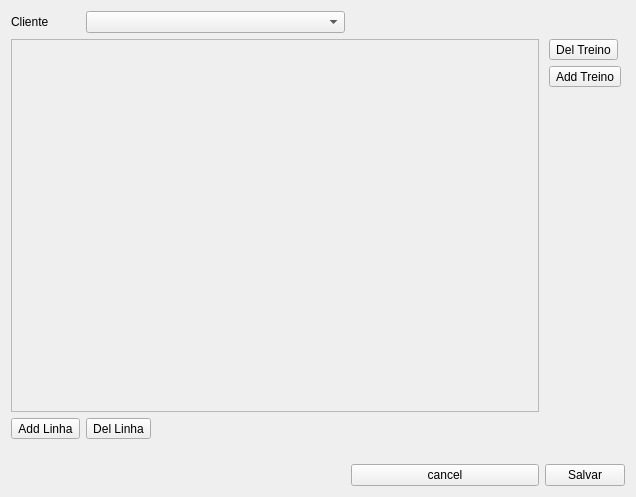
Before: the Qt Designer form ProgramaWindow.ui in luizafcamerini/ModelagemSoftware, drawn with Qt 5.
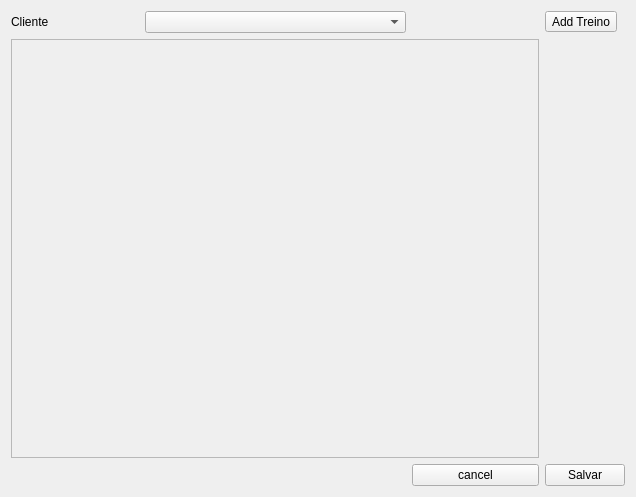
After: the same form once the commit is applied.

```diff
--- a/ProgramaWindow.ui
+++ b/ProgramaWindow.ui
@@ -26,6 +26,13 @@
        </property>
       </widget>
      </item>
+     <item row="0" column="4">
+      <widget class="QToolButton" name="add_treino">
+       <property name="text">
+        <string>Add Treino</string>
+       </property>
+      </widget>
+     </item>
      <item row="2" column="4">
       <spacer name="verticalSpacer">
        <property name="orientation">
@@ -39,38 +46,7 @@
        </property>
       </spacer>
      </item>
-     <item row="1" column="4">
-      <layout class="QGridLayout" name="gridLayout">
-       <item row="0" column="0">
-        <widget class="QToolButton" name="del_treino">
-         <property name="text">
-          <string>Del Treino</string>
-         </property>
-        </widget>
-       </item>
-       <item row="1" column="0">
-        <widget class="QToolButton" name="add_treino">
-         <property name="text">
-          <string>Add Treino</string>
-         </property>
-        </widget>
-       </item>
-      </layout>
-     </item>
-     <item row="4" column="4" rowspan="4">
-      <spacer name="verticalSpacer_2">
-       <property name="orientation">
-        <enum>Qt::Vertical</enum>
-       </property>
-       <property name="sizeHint" stdset="0">
-        <size>
-         <width>20</width>
-         <height>40</height>
-        </size>
-       </property>
-      </spacer>
-     </item>
-     <item row="8" column="0" colspan="3">
+     <item row="6" column="0" colspan="3">
       <spacer name="horizontalSpacer">
        <property name="orientation">
         <enum>Qt::Horizontal</enum>
@@ -83,48 +59,14 @@
        </property>
       </spacer>
      </item>
-     <item row="4" column="2" colspan="2">
-      <spacer name="horizontalSpacer_2">
-       <property name="orientation">
-        <enum>Qt::Horizontal</enum>
-       </property>
-       <property name="sizeHint" stdset="0">
-        <size>
-         <width>40</width>
-         <height>20</height>
-        </size>
-       </property>
-      </spacer>
-     </item>
-     <item row="4" column="0">
-      <widget class="QToolButton" name="add_linha">
-       <property name="text">
-        <string>Add Linha</string>
-       </property>
-      </widget>
-     </item>
-     <item row="8" column="3">
+     <item row="6" column="3">
       <widget class="QPushButton" name="cancel_button">
        <property name="text">
         <string>cancel</string>
        </property>
       </widget>
      </item>
-     <item row="8" column="4">
-      <widget class="QPushButton" name="salvar_button">
-       <property name="text">
-        <string>Salvar</string>
-       </property>
-      </widget>
-     </item>
-     <item row="4" column="1">
-      <widget class="QToolButton" name="del_linha">
-       <property name="text">
-        <string>Del Linha</string>
-       </property>
-      </widget>
-     </item>
-     <item row="1" column="0" rowspan="2" colspan="4">
+     <item row="1" column="0" rowspan="3" colspan="4">
       <widget class="QScrollArea" name="scrollArea">
        <property name="widgetResizable">
         <bool>true</bool>
@@ -134,8 +76,8 @@
          <rect>
           <x>0</x>
           <y>0</y>
-          <width>455</width>
-          <height>369</height>
+          <width>528</width>
+          <height>415</height>
          </rect>
         </property>
         <layout class="QGridLayout" name="gridLayout_4">
@@ -146,6 +88,13 @@
        </widget>
       </widget>
      </item>
+     <item row="6" column="4">
+      <widget class="QPushButton" name="salvar_button">
+       <property name="text">
+        <string>Salvar</string>
+       </property>
+      </widget>
+     </item>
     </layout>
    </item>
   </layout>
```
